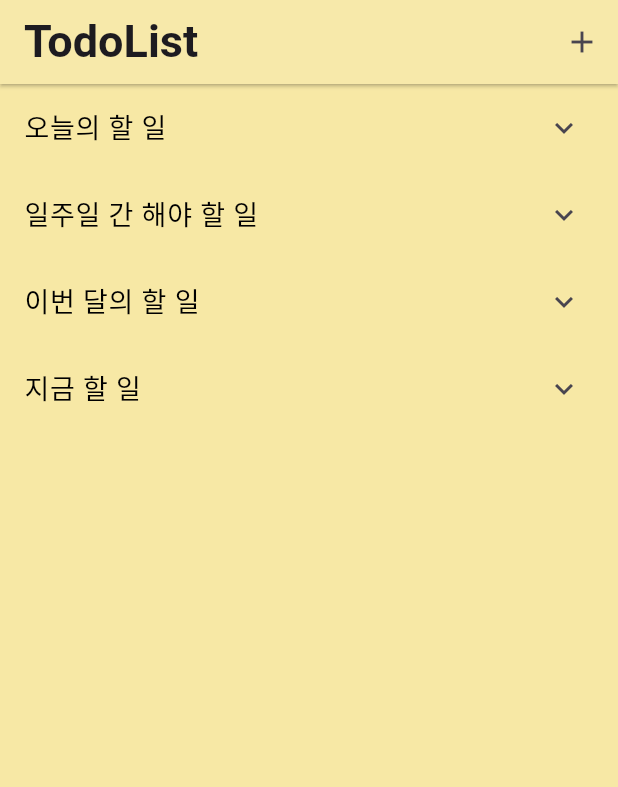
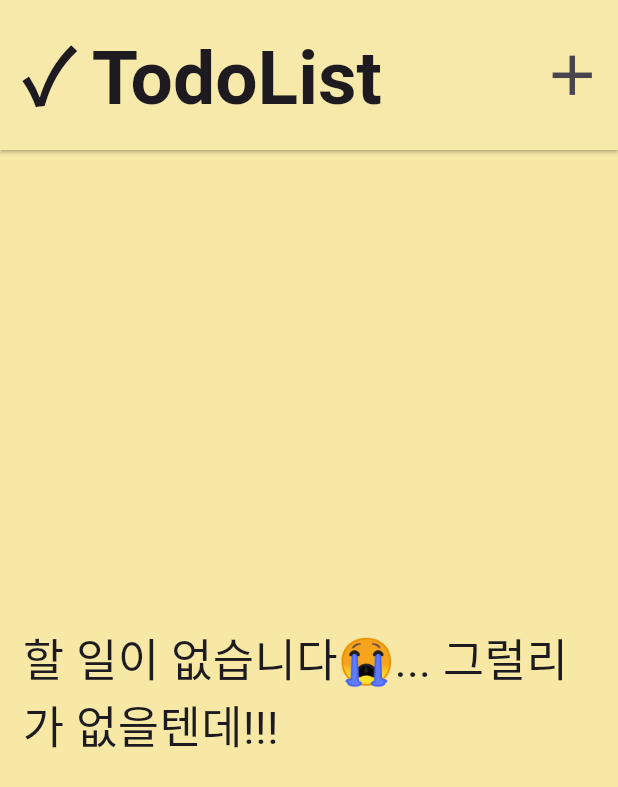
Before and after one commit to TEAM-ALOM/flutterToyProject_SeoHyun1024, a Flutter app: the screen it shows after launch, on a phone screen of 412 x 824 dp. Shown: the top 787 px of the screen. Run offline on Flutter 3.47's test engine with Material 3 defaults, Android fonts, the phone set to English and light mode, and no system bars; our stand-ins replace hive_flutter; accounts and stored records are empty.

Commit message:
hive 사용

```diff
--- a/lib/main.dart
+++ b/lib/main.dart
@@ -1,8 +1,12 @@
 import 'package:flutter/material.dart';
-//import 'package:hive_flutter/hive_flutter.dart';
+import 'package:hive_flutter/hive_flutter.dart';
 import 'package:todolist/screens/home_screen.dart';
+import 'package:todolist/services/todo_items.dart';
 
 void main() async {
+  await Hive.initFlutter();
+
+  Hive.registerAdapter(TodoAdapter());
   runApp(const TodoList());
 }
 
@@ -11,8 +15,38 @@ class TodoList extends StatelessWidget {
 
   @override
   Widget build(BuildContext context) {
-    return const MaterialApp(
-      home: HomeScreen(),
-    );
+    return MaterialApp(
+        home: Center(
+      child: ConstrainedBox(
+        constraints: const BoxConstraints(
+          maxWidth: 600,
+        ),
+        child: FutureBuilder(
+            future: Future.wait([
+              Hive.openBox('settings'),
+              Hive.openBox<Todo>('todos'),
+            ]),
+            builder: (context, snapshot) {
+              if (snapshot.connectionState == ConnectionState.done) {
+                if (snapshot.error != null) {
+                  print(snapshot.error);
+                  return const Scaffold(
+                    body: Center(
+                      child: Text('Something went wrong :C'),
+                    ),
+                  );
+                } else {
+                  return const HomeScreen();
+                }
+              } else {
+                return const Scaffold(
+                  body: Center(
+                    child: Text('Opening Hive...'),
+                  ),
+                );
+              }
+            }),
+      ),
+    ));
   }
 }
--- a/lib/screens/home_screen.dart
+++ b/lib/screens/home_screen.dart
@@ -1,8 +1,9 @@
 import 'package:flutter/material.dart';
+import 'package:flutter/widgets.dart';
 import 'package:hive_flutter/hive_flutter.dart';
 import 'package:todolist/screens/add_list_screen.dart';
-import 'package:todolist/models/todo_items.dart';
 import 'package:todolist/widgets/list_card.dart';
+import 'package:todolist/services/todo_items.dart';
 
 class HomeScreen extends StatelessWidget {
   final backColor = const Color(0xFFF7E8A5);
@@ -15,16 +16,20 @@ class HomeScreen extends StatelessWidget {
       backgroundColor: backColor,
       appBar: AppBar(
         title: const Text(
-          'TodoList',
+          '✓ TodoList',
           style: TextStyle(
-            fontSize: 30,
+            fontSize: 50,
             fontWeight: FontWeight.bold,
           ),
         ),
+        toolbarHeight: 100,
         backgroundColor: backColor,
         actions: [
           IconButton(
-            icon: const Icon(Icons.add),
+            icon: const Icon(
+              Icons.add,
+              size: 45,
+            ),
             onPressed: () {
               Navigator.of(context).push(
                 MaterialPageRoute(
@@ -38,41 +43,74 @@ class HomeScreen extends StatelessWidget {
         shadowColor: Colors.black,
         elevation: 1,
       ),
-      body: const Column(
-        children: [
-          ListCard(name: '오늘의 할 일'),
-          ListCard(name: '일주일 간 해야 할 일'),
-          ListCard(name: '이번 달의 할 일'),
-          ListCard(name: '지금 할 일'),
-        ],
+      body: SafeArea(
+        child: Padding(
+          padding: const EdgeInsets.all(15),
+          child: ValueListenableBuilder(
+            valueListenable: Hive.box('settings').listenable(),
+            builder: _buildWithBox,
+          ),
+        ),
       ),
     );
   }
-}
 
-class ToDoDatabase {
-  List<ToDoItem> toDoList = [];
-  final _myBox = Hive.box('mybox');
-
-  void createInitialData() {
-    toDoList = [];
-  }
-
-  void loadDate() {
-    var loadedDate = _myBox.get("TODOLIST") as List<dynamic>? ?? [];
-    toDoList = loadedDate
-        .map((item) {
-          if (item is Map) {
-            return ToDoItem.fromMap(item.cast<String, dynamic>());
-          }
-          return null;
-        })
-        .where((item) => item != null)
-        .cast<ToDoItem>()
-        .toList();
-  }
-
-  void updateDataBase() {
-    _myBox.put("TODOLIST", toDoList.map((e) => e.toMap()).toList());
+  Widget _buildWithBox(BuildContext context, Box settings, Widget? child) {
+    var reversed = settings.get('reversed', defaultValue: true) as bool;
+    return Column(
+      crossAxisAlignment: CrossAxisAlignment.center,
+      children: <Widget>[
+        Expanded(
+          child: ValueListenableBuilder<Box<Todo>>(
+            valueListenable: Hive.box<Todo>('todos').listenable(),
+            builder: (context, box, _) {
+              var todos = box.values.toList().cast<Todo>();
+              if (reversed) {
+                todos = todos.reversed.toList();
+              }
+              //return ListCard(todos);
+              if (todos.isEmpty) {
+                return const Center(
+                  child: Text(
+                    '할 일이 없습니다😭... 그럴리가 없을텐데!!!',
+                    style: TextStyle(
+                      fontSize: 30,
+                    ),
+                  ),
+                );
+              } else {
+                return SingleChildScrollView(
+                  scrollDirection: Axis.vertical,
+                  child: Column(
+                    children: [
+                      ListCard(
+                        todos: todos,
+                        subTitle: '오늘의 할 일',
+                        number: 0,
+                      ),
+                      ListCard(
+                        todos: todos,
+                        subTitle: '일주일 간 해야 할 일',
+                        number: 1,
+                      ),
+                      ListCard(
+                        todos: todos,
+                        subTitle: '이번 달의 할 일',
+                        number: 2,
+                      ),
+                      ListCard(
+                        todos: todos,
+                        subTitle: '지금 할 일',
+                        number: 3,
+                      ),
+                    ],
+                  ),
+                );
+              }
+            },
+          ),
+        ),
+      ],
+    );
   }
 }
--- /dev/null
+++ b/lib/services/todo_items.dart
@@ -0,0 +1,23 @@
+import 'package:hive_flutter/hive_flutter.dart';
+part 'todo_adapter.dart';
+
+@HiveType(typeId: 0)
+class Todo extends HiveObject {
+  @HiveField(0)
+  String name = "";
+
+  @HiveField(1)
+  DateTime dateTime = DateTime.now();
+
+  @HiveField(2)
+  DateTime startTime = DateTime.now();
+
+  @HiveField(3)
+  DateTime finishTime = DateTime.now();
+
+  @HiveField(4)
+  bool isCompleted = false;
+
+  @HiveField(5)
+  String memo = "";
+}
--- a/lib/widgets/list_card.dart
+++ b/lib/widgets/list_card.dart
@@ -1,82 +1,90 @@
 //홈화면 카드들
 import 'package:flutter/material.dart';
+import 'package:todolist/services/todo_items.dart';
 
-class ListCard extends StatefulWidget {
-  final String name;
+class ListCard extends StatelessWidget {
+  final List<Todo> todos;
+  final String subTitle;
+  final int number;
 
   const ListCard({
+    required this.todos,
+    required this.subTitle,
+    required this.number,
     super.key,
-    required this.name,
   });
 
   @override
-  State<ListCard> createState() => _ListCardState();
-}
-
-class _ListCardState extends State<ListCard> {
-  bool _isChecked = false;
-
-  @override
   Widget build(BuildContext context) {
-    return ExpansionTile(
-      title: Text(
-        widget.name,
-        style: const TextStyle(
-          fontWeight: FontWeight.w400,
-          fontSize: 18,
-          color: Colors.black,
-        ),
-      ),
-      initiallyExpanded: false,
-      backgroundColor: const Color.fromARGB(255, 235, 238, 175),
-      children: <Widget>[
-        Column(
+    return SafeArea(
+      child: Container(
+        padding: const EdgeInsets.all(5),
+        child: Column(
           children: [
-            const Card(
-              // margin: EdgeInsets.symmetric(
-              //   vertical: 10,
-              //   horizontal: 3,
-              // ),
-              child: Padding(
-                padding: EdgeInsets.symmetric(
-                  horizontal: 100,
-                  vertical: 20,
-                ),
-                child: Text(
-                  '할 일이 없습니다!! 그럴 리가 없을텐데!',
-                  style: TextStyle(),
-                ),
-              ),
-            ),
-            Card(
-              margin: const EdgeInsets.symmetric(
-                vertical: 10,
-                horizontal: 3,
-              ),
-              child: Padding(
-                padding: const EdgeInsets.symmetric(
-                  horizontal: 30.1,
-                  vertical: 10,
-                ),
-                child: Row(
-                  mainAxisAlignment: MainAxisAlignment.spaceBetween,
-                  children: <Widget>[
-                    const Text('아무거나'),
-                    Checkbox(
-                      value: _isChecked,
-                      onChanged: (bool? value) {
-                        setState(() {
-                          _isChecked = value!;
-                        });
-                      },
-                    ),
-                  ],
-                ),
-              ),
+            ExpansionTile(
+              title: Text(subTitle),
+              children: [
+                ListView.builder(
+                    shrinkWrap: true,
+                    itemCount: todos.length,
+                    itemBuilder: (BuildContext context, int index) {
+                      var todo = todos[index];
+                      return _buildTodo(todo);
+                    }),
+              ],
             ),
           ],
         ),
-      ],
+      ),
     );
   }
 }
+
+Widget _buildTodo(Todo todo) {
+  return Card(
+    color: Colors.white,
+    child: Padding(
+      padding: const EdgeInsets.all(20),
+      child: Row(
+        children: <Widget>[
+          Column(
+            crossAxisAlignment: CrossAxisAlignment.start,
+            children: <Widget>[
+              Text(
+                todo.name,
+                style: TextStyle(
+                  fontSize: 20,
+                  fontWeight: FontWeight.bold,
+                  decoration:
+                      todo.isCompleted ? TextDecoration.lineThrough : null,
+                ),
+              ),
+              Text(
+                '${todo.dateTime.month}월 ${todo.dateTime.day}일  '
+                '${todo.startTime.hour}:${todo.startTime.minute} ~ ${todo.finishTime.hour}:${todo.finishTime.minute}',
+                style: TextStyle(fontSize: 19, color: Colors.grey[800]),
+              ),
+            ],
+          ),
+          const Spacer(),
+          IconButton(
+            iconSize: 30,
+            icon: Icon(
+                todo.isCompleted ? Icons.check_box : Icons.check_box_outlined),
+            onPressed: () {
+              todo.isCompleted = !todo.isCompleted;
+              todo.save();
+            },
+          ),
+          IconButton(
+            iconSize: 30,
+            icon: const Icon(Icons.delete),
+            onPressed: () {
+              todo.delete();
+            },
+          )
+        ],
+      ),
+    ),
+  );
+}
```
Also changed, not shown: lib/models/todo_items.dart (deleted, +0 -29 lines), lib/screens/add_list_screen.dart (+41 -15 lines), lib/services/todo_adapter.dart (added, +49 -0 lines).
